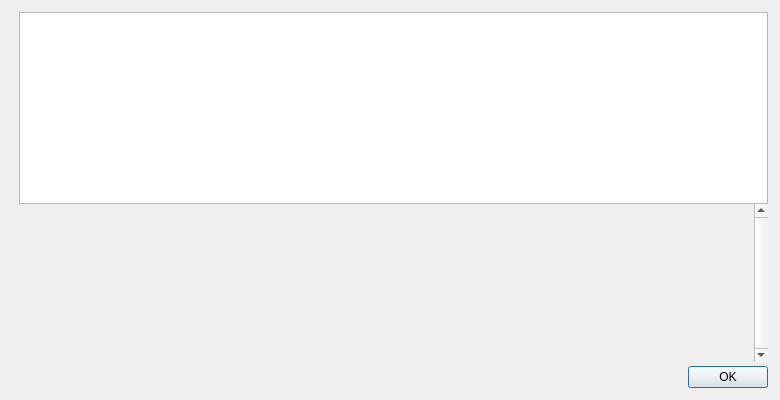
Qt form src/qt/forms/helpmessagedialog.ui (Kore-Core/KORE) before a commit.
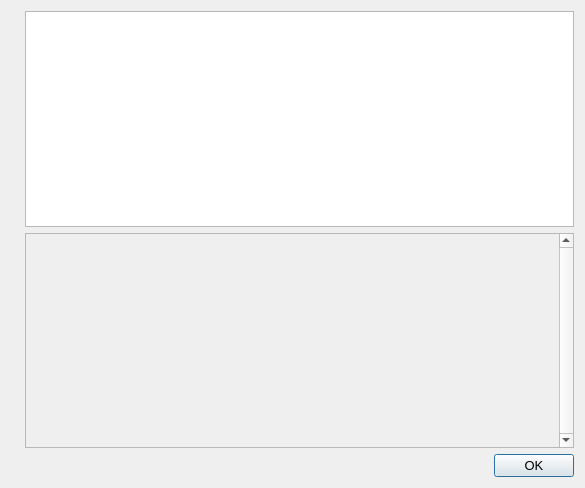
The same form after that commit. Icons and pictures are not drawn.

Diff of the .ui file:
```diff
--- a/src/qt/forms/helpmessagedialog.ui
+++ b/src/qt/forms/helpmessagedialog.ui
@@ -6,76 +6,31 @@
    <rect>
     <x>0</x>
     <y>0</y>
-    <width>780</width>
-    <height>400</height>
+    <width>585</width>
+    <height>488</height>
    </rect>
   </property>
+  <property name="font">
+   <font>
+    <pointsize>10</pointsize>
+   </font>
+  </property>
   <property name="windowTitle">
    <string notr="true">Kore - Command-line options</string>
   </property>
   <layout class="QHBoxLayout" name="horizontalLayout_2">
-   <property name="spacing">
-    <number>0</number>
-   </property>
-   <property name="leftMargin">
-    <number>12</number>
-   </property>
-   <property name="topMargin">
-    <number>12</number>
-   </property>
-   <property name="rightMargin">
-    <number>12</number>
-   </property>
-   <property name="bottomMargin">
-    <number>12</number>
-   </property>
    <item>
-    <layout class="QVBoxLayout" name="verticalLayoutLogo" stretch="0,0">
-     <property name="leftMargin">
-      <number>0</number>
+    <widget class="QLabel" name="graphic">
+     <property name="sizePolicy">
+      <sizepolicy hsizetype="Preferred" vsizetype="Ignored">
+       <horstretch>0</horstretch>
+       <verstretch>0</verstretch>
+      </sizepolicy>
      </property>
      <property name="topMargin">
       <number>4</number>
      </property>
-     <property name="rightMargin">
-      <number>0</number>
-     </property>
-     <item>
-      <widget class="QLabel" name="aboutLogo">
-       <property name="sizePolicy">
-        <sizepolicy hsizetype="Preferred" vsizetype="Ignored">
-         <horstretch>0</horstretch>
-         <verstretch>0</verstretch>
-        </sizepolicy>
-       </property>
-       <property name="maximumSize">
-        <size>
-         <width>100</width>
-         <height>100</height>
-        </size>
-       </property>
-       <property name="pixmap">
-        <pixmap resource="../kore.qrc">:/icons/kore</pixmap>
-       </property>
-       <property name="scaledContents">
-        <bool>true</bool>
-       </property>
-       <property name="alignment">
-        <set>Qt::AlignLeading|Qt::AlignLeft|Qt::AlignTop</set>
-       </property>
-      </widget>
-     </item>
-     <item>
-      <widget class="QFrame" name="frame">
-       <property name="frameShape">
-        <enum>QFrame::NoFrame</enum>
-       </property>
-       <property name="frameShadow">
-        <enum>QFrame::Raised</enum>
-       </property>
-      </widget>
-     </item>
-    </layout>
+    </widget>
    </item>
    <item>
     <layout class="QVBoxLayout" name="verticalLayout">
@@ -88,9 +43,6 @@
      </item>
      <item>
       <widget class="QScrollArea" name="scrollArea">
-       <property name="frameShape">
-        <enum>QFrame::NoFrame</enum>
-       </property>
        <property name="verticalScrollBarPolicy">
         <enum>Qt::ScrollBarAlwaysOn</enum>
        </property>
@@ -98,6 +50,14 @@
         <bool>true</bool>
        </property>
        <widget class="QWidget" name="scrollAreaWidgetContents">
+        <property name="geometry">
+         <rect>
+          <x>0</x>
+          <y>0</y>
+          <width>479</width>
+          <height>213</height>
+         </rect>
+        </property>
         <layout class="QVBoxLayout" name="verticalLayout_2">
          <item>
           <widget class="QLabel" name="aboutMessage">
@@ -122,22 +82,6 @@
        </widget>
       </widget>
      </item>
-     <item>
-      <spacer name="verticalSpacer">
-       <property name="orientation">
-        <enum>Qt::Vertical</enum>
-       </property>
-       <property name="sizeType">
-        <enum>QSizePolicy::Fixed</enum>
-       </property>
-       <property name="sizeHint" stdset="0">
-        <size>
-         <width>4</width>
-         <height>4</height>
-        </size>
-       </property>
-      </spacer>
-     </item>
      <item>
       <widget class="QDialogButtonBox" name="okButton">
        <property name="orientation">
```
Left out of the diff: 6 changed lines with no effect on the pictures.
